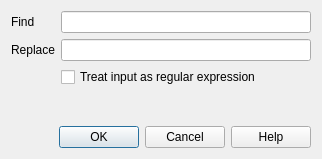
Before: the Qt Designer form designer/findreplace.ui in ankitects/anki, drawn with Qt 5.
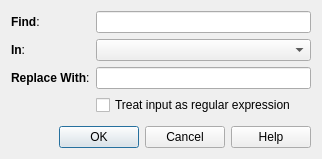
After: the same form once the commit is applied.

Commit message: support limiting to single field in find&replace

```diff
--- a/designer/findreplace.ui
+++ b/designer/findreplace.ui
@@ -18,30 +18,40 @@
      <item row="0" column="0" >
       <widget class="QLabel" name="label" >
        <property name="text" >
-        <string>Find</string>
+        <string>&lt;b>Find&lt;/b>:</string>
        </property>
       </widget>
      </item>
      <item row="0" column="1" >
       <widget class="QLineEdit" name="find" />
      </item>
-     <item row="1" column="0" >
+     <item row="2" column="0" >
       <widget class="QLabel" name="label_2" >
        <property name="text" >
-        <string>Replace</string>
+        <string>&lt;b>Replace With&lt;/b>:</string>
        </property>
       </widget>
      </item>
-     <item row="1" column="1" >
-      <widget class="QLineEdit" name="replace" />
-     </item>
      <item row="2" column="1" >
+      <widget class="QLineEdit" name="replace" />
+     </item>
+     <item row="3" column="1" >
       <widget class="QCheckBox" name="re" >
        <property name="text" >
         <string>Treat input as regular expression</string>
        </property>
       </widget>
      </item>
+     <item row="1" column="0" >
+      <widget class="QLabel" name="label_3" >
+       <property name="text" >
+        <string>&lt;b>In&lt;/b>:</string>
+       </property>
+      </widget>
+     </item>
+     <item row="1" column="1" >
+      <widget class="QComboBox" name="field" />
+     </item>
     </layout>
    </item>
    <item>
```
Left out of the diff: 9 changed lines with no effect on the pictures. The commit also changes 1 other file.
